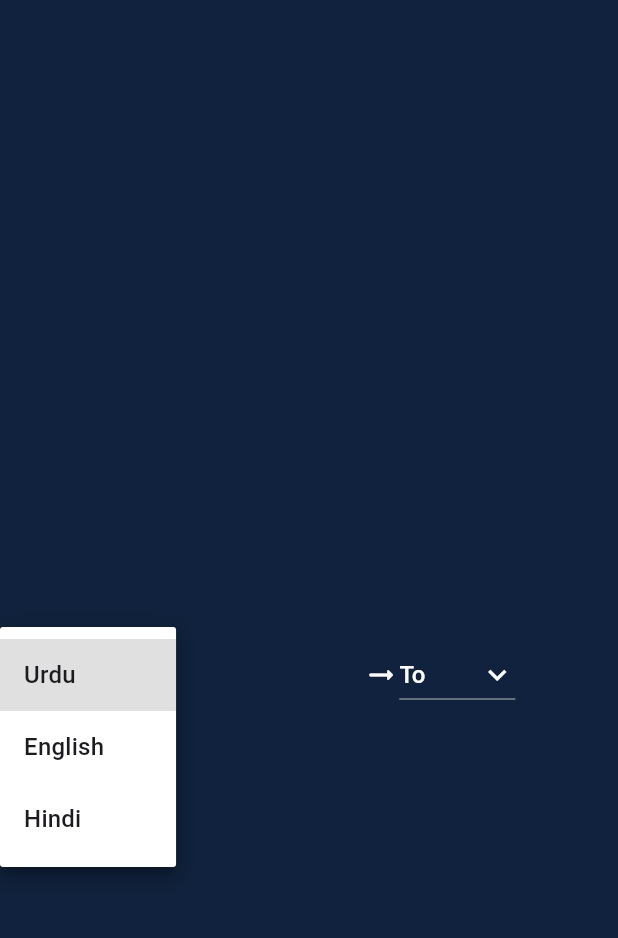
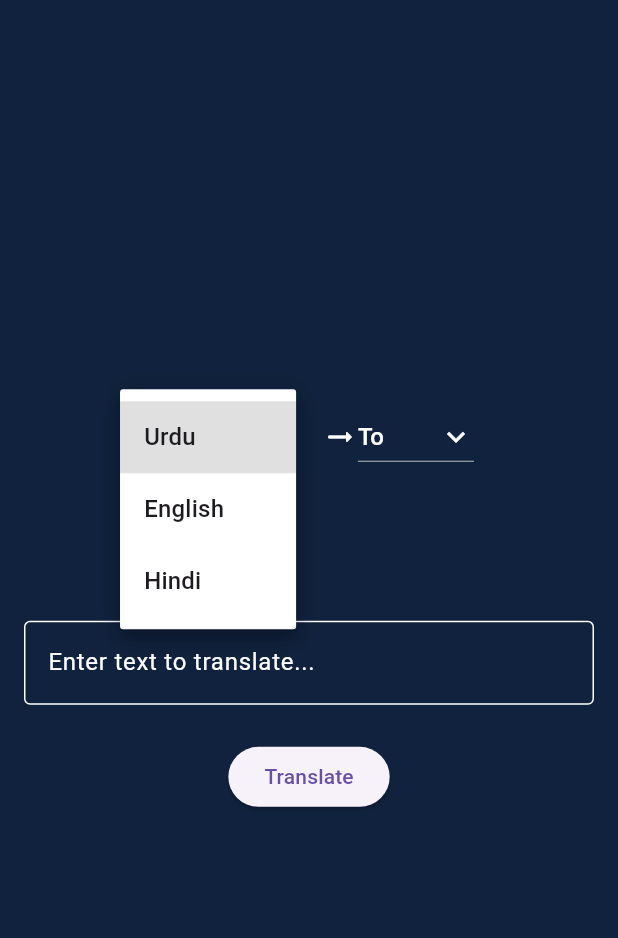
Before and after one commit to huzaifa-huzzi/language-translator, a Flutter app: the screen it shows after launch, after a tap on "From", on a phone screen of 412 x 824 dp, the part 63-1001 px from its top. Run offline on Flutter 3.47's test engine with Material 3 defaults, Android fonts, the phone set to English and light mode, and no system bars; our stand-ins replace get; missing offline and left inert: translator.

Commit message:
1.making the language controller app

```diff
--- a/lib/Language_tanslator.dart
+++ b/lib/Language_tanslator.dart
@@ -2,22 +2,14 @@ import 'package:flutter/material.dart';
 import 'package:get/get.dart';
 import 'package:language_translator/View_model/LanguageController.dart';
 
-
-class LanguageTranslator extends StatefulWidget {
-  const LanguageTranslator({super.key});
-
-  @override
-  State<LanguageTranslator> createState() => _LanguageTranslatorState();
-}
-
-class _LanguageTranslatorState extends State<LanguageTranslator> {
-
+class LanguageTranslator extends StatelessWidget {
   final LanguageController controller = Get.put(LanguageController());
 
   @override
   Widget build(BuildContext context) {
     final width = MediaQuery.of(context).size.width;
-    final height= MediaQuery.of(context).size.height;
+    final height = MediaQuery.of(context).size.height;
+
     return Scaffold(
       backgroundColor: const Color(0xff10223d),
       appBar: AppBar(
@@ -30,80 +22,90 @@ class _LanguageTranslatorState extends State<LanguageTranslator> {
         child: SingleChildScrollView(
           child: Column(
             children: [
-              SizedBox(height: height * .5,),
-              /// DropdownButton
+              SizedBox(height: height * 0.1),
+              /// Dropdown for selecting languages
               Row(
+                mainAxisAlignment: MainAxisAlignment.center,
                 children: [
                   DropdownButton(
-                    focusColor: Colors.white,
-                      iconDisabledColor: Colors.white,
-                      iconEnabledColor: Colors.white,
-                      hint: Text(controller.originLanguage,style: const TextStyle(color: Colors.white),),
-                      items: controller.languages.map((String dropDownStringItem){
-                        return DropdownMenuItem(value: dropDownStringItem,child: Text(dropDownStringItem),);
-                      }).toList(),
-                      icon: const Icon(Icons.keyboard_arrow_down),
-                      dropdownColor: Colors.white,
+                    value: controller.originLanguage.value,
+                    items: controller.languages
+                        .map((lang) => DropdownMenuItem(
+                      value: lang,
+                      child: Text(lang),
+                    ))
+                        .toList(),
                     onChanged: (String? value) {
-                      controller.originLanguage = value!;
+                      controller.originLanguage.value = value!;
                     },
-                      ),
-                  SizedBox(width: width * 0.4,),
-                  const Icon(Icons.arrow_right_alt_rounded,color: Colors.white,),
+                    dropdownColor: Colors.white,
+                    hint: Obx(() => Text(
+                      controller.originLanguage.value,
+                      style: const TextStyle(color: Colors.white),
+                    )),
+                    icon: const Icon(Icons.keyboard_arrow_down),
+                    iconEnabledColor: Colors.white,
+                  ),
+                  SizedBox(width: width * 0.1),
+                  const Icon(Icons.arrow_right_alt_rounded, color: Colors.white),
                   DropdownButton(
-                    focusColor: Colors.white,
-                    iconDisabledColor: Colors.white,
+                    value: controller.destinationLanguage.value,
+                    items: controller.languages
+                        .map((lang) => DropdownMenuItem(
+                      value: lang,
+                      child: Text(lang),
+                    ))
+                        .toList(),
+                    onChanged: (String? value) {
+                      controller.destinationLanguage.value = value!;
+                    },
+                    dropdownColor: Colors.white,
+                    hint: Obx(() => Text(
+                      controller.destinationLanguage.value,
+                      style: const TextStyle(color: Colors.white),
+                    )),
+                    icon: const Icon(Icons.keyboard_arrow_down),
                     iconEnabledColor: Colors.white,
-                    hint: Text(controller.destinationLanguage,style: const TextStyle(color: Colors.white),),
-                    items: controller.languages.map((String dropDownStringItem){
-                      return DropdownMenuItem(value: dropDownStringItem,child: Text(dropDownStringItem),);
-                    }).toList(),
-                    icon: const Icon(Icons.keyboard_arrow_down),
-                    dropdownColor: Colors.white,
-                    onChanged: (String? value) {
-                      controller.destinationLanguage = value!;
-                    },
                   ),
                 ],
               ),
-              SizedBox(height: height * .5,),
-              /// Textformfield or SearchBar
+              SizedBox(height: height * 0.1),
+              /// TextFormField for input text
               Padding(
-               padding: const EdgeInsets.all(8) ,
+                padding: const EdgeInsets.all(16.0),
                 child: TextFormField(
-                    cursorColor: Colors.white,
-                    autofocus: false,
+                  cursorColor: Colors.white,
                   style: const TextStyle(color: Colors.white),
                   decoration: const InputDecoration(
-                    labelText: 'Please enter yout text....',
-                    labelStyle: TextStyle(fontSize: 15,color: Colors.white),
-                    border: OutlineInputBorder(
-                      borderSide: BorderSide(
-                        color: Colors.white,
-                        width: 1
-                      ),
+                    labelText: 'Enter text to translate...',
+                    labelStyle: TextStyle(color: Colors.white),
+                    enabledBorder: OutlineInputBorder(
+                      borderSide: BorderSide(color: Colors.white),
                     ),
-                    enabledBorder: OutlineInputBorder(
-                      borderSide: BorderSide(color: Colors.white,width: 1)
-                    ),
-                    errorStyle: TextStyle(color: Colors.red,fontSize: 15)
+                    border: OutlineInputBorder(),
                   ),
                   controller: controller.languageController,
-                  validator: (value){
-                      if(value == null){
-                        return 'Please enter text to translate';
-                      }
-                      return null;
-                  },
                 ),
               ),
-               /// Elevated button to translate it
+              /// Translate Button
               Padding(
-                  padding:const  EdgeInsets.all(8),
+                padding: const EdgeInsets.all(8.0),
                 child: ElevatedButton(
-                  style: ElevatedButton.styleFrom(),
-                    onPressed: (){},
-                    child: Text('Translate')),
+                  onPressed: () => controller.translateLanguages(),
+                  child: const Text('Translate'),
+                ),
+              ),
+              /// Output Translation Result
+              Padding(
+                padding: const EdgeInsets.all(16.0),
+                child: Obx(() => Text(
+                  controller.output.value,
+                  style: const TextStyle(
+                    color: Colors.white,
+                    fontSize: 20,
+                  ),
+                  textAlign: TextAlign.center,
+                )),
               ),
             ],
           ),
--- a/lib/View_model/LanguageController.dart
+++ b/lib/View_model/LanguageController.dart
@@ -2,36 +2,49 @@ import 'package:flutter/material.dart';
 import 'package:get/get.dart';
 import 'package:translator/translator.dart';
 
-
-
-class LanguageController extends  GetxController {
-
-   var originLanguage = 'From';
-  var destinationLanguage = 'To';
-  final List<String> languages = ['Urdu','English','Hindi'];
+class LanguageController extends GetxController {
+  var originLanguage = 'From'.obs;
+  var destinationLanguage = 'To'.obs;
+  final List<String> languages = ['Urdu', 'English', 'Hindi'];
   final languageController = TextEditingController();
   var output = ''.obs;
 
-  void translatedLanguages(String src,String dest,String input)async{
-     GoogleTranslator translator = GoogleTranslator();
-      var translation = await translator.translate(input,from: src,to: dest);
+  void translateLanguages() async {
+    if (originLanguage.value == 'From' || destinationLanguage.value == 'To') {
+      Get.snackbar('Error', 'Please select both languages');
+      return;
+    }
 
-      output.value = translation.text.toString();
+    if (languageController.text.trim().isEmpty) {
+      Get.snackbar('Error', 'Please enter text to translate');
+      return;
+    }
 
-      if(src=='--' || dest=='--'){
-        Get.snackbar('Error', 'It is not able to translate');
-      }
+    try {
+      GoogleTranslator translator = GoogleTranslator();
+      var srcCode = getLanguageCode(originLanguage.value);
+      var destCode = getLanguageCode(destinationLanguage.value);
+      var translation = await translator.translate(
+        languageController.text.trim(),
+        from: srcCode,
+        to: destCode,
+      );
+      output.value = translation.text;
+    } catch (e) {
+      Get.snackbar('Error', 'Translation failed. Please try again.');
+    }
   }
 
-  String getLanguageCode(String languages){
-    if(languages == 'Urdu'){
-      return "ur";
-    } else if(languages == 'English'){
-      return "en";
-    } else if(languages == 'Hindi'){
-      return "hi";
+  String getLanguageCode(String language) {
+    switch (language) {
+      case 'Urdu':
+        return 'ur';
+      case 'English':
+        return 'en';
+      case 'Hindi':
+        return 'hi';
+      default:
+        return '--';
     }
-    return '--';
   }
-
 }
```
